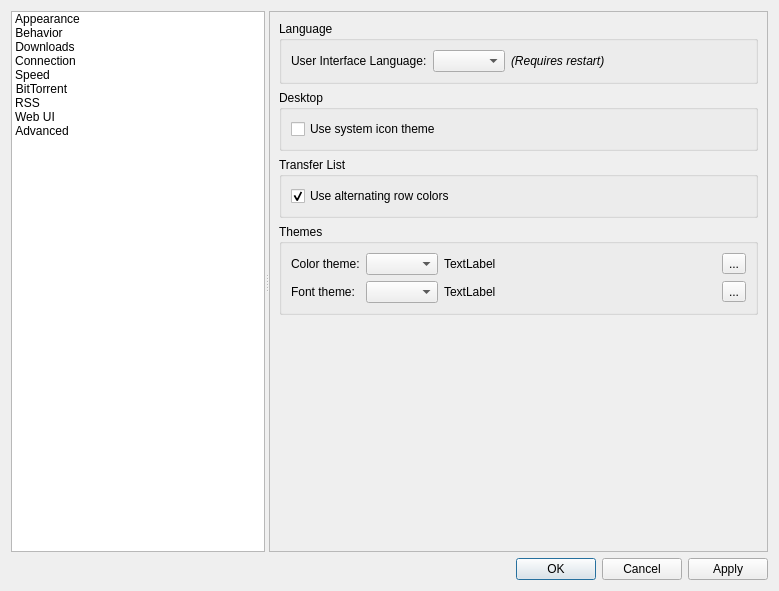
First picture: the form in src/gui/optionsdlg.ui, repository qbittorrent/qBittorrent, before the edit.
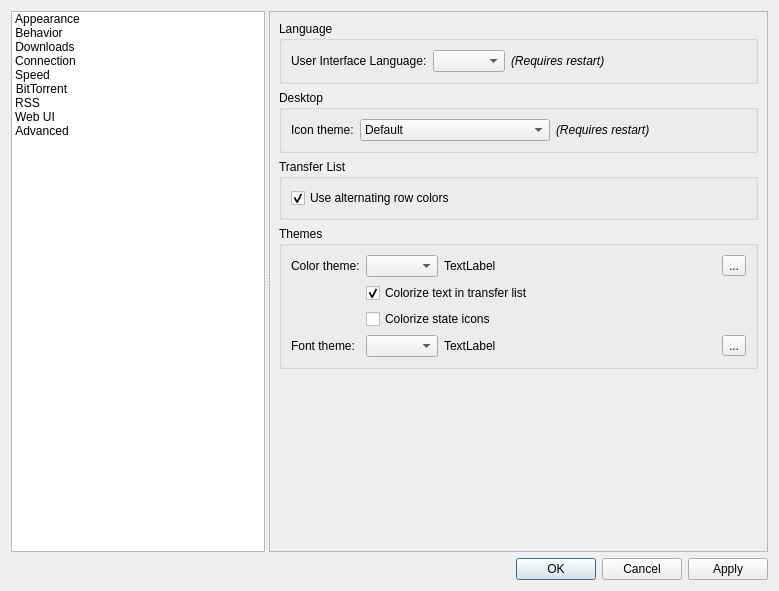
Second picture: the form after the edit. Icons and pictures are not drawn. Custom widgets are drawn as their Qt base class.

Commit message:
Refactor icons handling
1. Use SVG icons and drop png files
2. Add function to change SVG fill color and use it to produce
monochrome icon set.
3. Allow torrent state icons to be colored corresponding to state colors.

```diff
--- a/src/gui/optionsdlg.ui
+++ b/src/gui/optionsdlg.ui
@@ -201,14 +201,52 @@
               <property name="title">
                <string>Desktop</string>
               </property>
-              <layout class="QVBoxLayout" name="verticalLayout_27">
-               <item>
-                <widget class="QCheckBox" name="checkUseSystemTheme">
+              <layout class="QFormLayout" name="formLayout">
+               <item row="0" column="0">
+                <widget class="QLabel" name="label_27">
                  <property name="text">
-                  <string>Use system icon theme</string>
+                  <string>Icon theme:</string>
                  </property>
                 </widget>
                </item>
+               <item row="0" column="1">
+                <layout class="QHBoxLayout" name="horizontalLayout_13">
+                 <item>
+                  <widget class="QComboBox" name="comboIconTheme">
+                   <item>
+                    <property name="text">
+                     <string>Default</string>
+                    </property>
+                   </item>
+                   <item>
+                    <property name="text">
+                     <string>Monochrome</string>
+                    </property>
+                   </item>
+                   <item>
+                    <property name="text">
+                     <string>System theme</string>
+                    </property>
+                   </item>
+                  </widget>
+                 </item>
+                 <item>
+                  <widget class="QLabel" name="lbl_icontheme_info">
+                   <property name="font">
+                    <font>
+                     <italic>true</italic>
+                    </font>
+                   </property>
+                   <property name="text">
+                    <string>(Requires restart)</string>
+                   </property>
+                   <property name="alignment">
+                    <set>Qt::AlignLeading|Qt::AlignLeft|Qt::AlignVCenter</set>
+                   </property>
+                  </widget>
+                 </item>
+                </layout>
+               </item>
               </layout>
              </widget>
             </item>
@@ -286,7 +324,24 @@
                  </item>
                 </layout>
                </item>
-               <item row="1" column="0">
+               <item row="1" column="1">
+                <widget class="QCheckBox" name="checkColorizeTransferList">
+                 <property name="text">
+                  <string>Colorize text in transfer list</string>
+                 </property>
+                 <property name="checked">
+                  <bool>true</bool>
+                 </property>
+                </widget>
+               </item>
+               <item row="2" column="1">
+                <widget class="QCheckBox" name="checkColorizeStateIcons">
+                 <property name="text">
+                  <string>Colorize state icons</string>
+                 </property>
+                </widget>
+               </item>
+               <item row="3" column="0">
                 <widget class="QLabel" name="label_25">
                  <property name="text">
                   <string>Font theme:</string>
@@ -294,7 +349,7 @@
                  <layout class="QHBoxLayout" name="horizontalLayout_19"/>
                 </widget>
                </item>
-               <item row="1" column="1">
+               <item row="3" column="1">
                 <layout class="QHBoxLayout" name="horizontalLayout_12">
                  <item>
                   <widget class="QComboBox" name="comboBoxFontTheme">
```
The commit also changes 233 other files.
